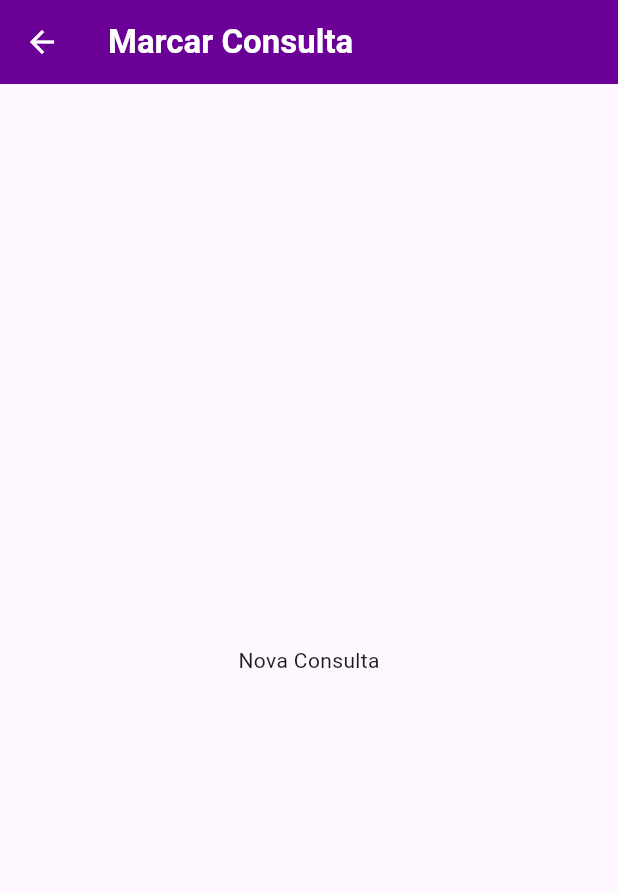
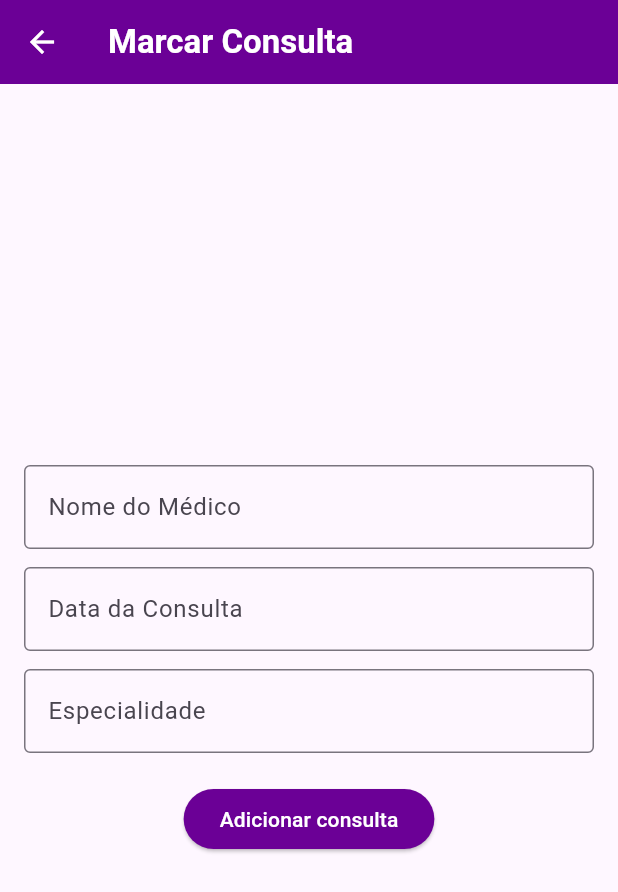
Before and after one commit to AugustoZanoli/doctors_app, a Flutter app: the Consultas screen opened by its route, after a tap on the "add" icon, on a phone screen of 412 x 824 dp. Shown: the top 892 px of the screen. Run offline on Flutter 3.47's test engine with Material 3 defaults, Android fonts, the phone set to English and light mode, and no system bars.

Commit message:
Adicionando feature de marcar consulta

```diff
--- a/doctors_app/lib/screens/consultas.dart
+++ b/doctors_app/lib/screens/consultas.dart
@@ -3,11 +3,15 @@ import 'package:doctors_app/components/consultas/cardConsultas.dart';
 import 'package:doctors_app/main.dart';
 import 'package:flutter/material.dart';
 
-class Consultas extends StatelessWidget {
+class Consultas extends StatefulWidget {
   const Consultas({super.key});
+
   @override
-  Widget build(BuildContext context) {
-    final List<Map<String, dynamic>> cardsData = [
+  State<Consultas> createState() => _ConsultasState();
+}
+
+class _ConsultasState extends State<Consultas> {
+  List<Map<String, dynamic>> cardsData = [
     {
       'title': 'Pediatra',
       'route': '/consultas',
@@ -15,68 +19,32 @@ class Consultas extends StatelessWidget {
       'data': '13/05/2025',
       'status': 'Pendente',
     },
-      {
-        'title': 'Pediatra',
-        'route': '/consultas',
-        'medico': 'Antonio Marcos',
-        'data': '01/05/2025',
-        'status': 'Cancelada',
-      },
-      {
-        'title': 'Dentista',
-        'route': '/consultas',
-        'medico': 'Adriano Oliveira',
-        'data': '24/03/2025',
-        'status': 'Concluída',
-      },
-      {
-        'title': 'Consulta',
-        'route': '/consultas',
-        'medico': 'Ana Beatriz Silva',
-        'data': '06/03/2025',
-        'status': 'Concluída',
-      },
-      {
-        'title': 'Consulta',
-        'route': '/consultas',
-        'medico': 'Ana Beatriz Silva',
-        'data': '14/02/2025',
-        'status': 'Concluída',
-      },
-      {
-        'title': 'Oftamologista',
-        'route': '/consultas',
-        'medico': 'Mariana Pereira',
-        'data': '01/02/2025',
-        'status': 'Concluída',
-      },
   ];
 
+  void _adicionarConsulta(Map<String, dynamic> novaConsulta) {
+    setState(() {
+      cardsData.insert(0, novaConsulta); // adiciona no topo
+    });
+  }
+
+  @override
+  Widget build(BuildContext context) {
     return Scaffold(
       body: Stack(
         children: [
-          Container(
-            height: 200,
-            color: customPurple,
-          ),
-
-          // Conteúdo sobreposto
+          Container(height: 200, color: customPurple),
           Padding(
             padding: const EdgeInsets.all(16.0),
             child: Column(
               children: [
                 SizedBox(height: 32),
-
                 CardUser(
                   title: 'Augusto De C. Zanoli',
                   route: '',
                   data: '08/08/2004',
                 ),
-
-                // Minha grid
                 Expanded(
                   child: ListView.builder(
-
                     itemCount: cardsData.length,
                     itemBuilder: (context, index) {
                       final item = cardsData[index];
@@ -97,9 +65,12 @@ class Consultas extends StatelessWidget {
       ),
       floatingActionButton: FloatingActionButton(
         backgroundColor: customPurple[400],
-          tooltip: 'Increment',
-          onPressed: (){
-            Navigator.pushNamed(context, '/novaconsulta');
+        tooltip: 'Nova Consulta',
+        onPressed: () async {
+          final novaConsulta = await Navigator.pushNamed(context, '/novaconsulta');
+          if (novaConsulta != null && novaConsulta is Map<String, dynamic>) {
+            _adicionarConsulta(novaConsulta);
+          }
         },
         child: const Icon(Icons.add, color: Colors.white, size: 28),
       ),
--- a/doctors_app/lib/screens/novaConsulta.dart
+++ b/doctors_app/lib/screens/novaConsulta.dart
@@ -1,18 +1,103 @@
+import 'package:doctors_app/main.dart';
 import 'package:flutter/material.dart';
 
-class Novaconsulta extends StatelessWidget {
+class Novaconsulta extends StatefulWidget {
   const Novaconsulta({super.key});
+
+  @override
+  State<Novaconsulta> createState() => _NovaconsultaState();
+}
+
+class _NovaconsultaState extends State<Novaconsulta> {
+  final _formKey = GlobalKey<FormState>();
+  final TextEditingController _medicoController = TextEditingController();
+  final TextEditingController _dataController = TextEditingController();
+  final TextEditingController _especialidadeController =
+      TextEditingController();
 
   @override
   Widget build(BuildContext context) {
     return Scaffold(
       appBar: AppBar(
         iconTheme: IconThemeData(color: Colors.white),
-        title: Text('Marcar Consulta', style: TextStyle(color: Colors.white, fontWeight: FontWeight.w600),),
+        title: Text('Marcar Consulta',
+            style: TextStyle(color: Colors.white, fontWeight: FontWeight.w600)),
       ),
       body: Center(
-        child: Text('Nova Consulta'),
+  child: SingleChildScrollView(
+    child: Padding(
+      padding: const EdgeInsets.all(16.0),
+      child: ConstrainedBox(
+        constraints: BoxConstraints(maxWidth: 400),
+        child: Form(
+          key: _formKey,
+          child: Column(
+            mainAxisSize: MainAxisSize.min,
+            children: [
+              TextFormField(
+                controller: _medicoController,
+                decoration: InputDecoration(
+                  border: OutlineInputBorder(),
+                  labelText: 'Nome do Médico',
+                  hintText: 'Nome do Médico',
+                  hintStyle: TextStyle(fontWeight: FontWeight.w300),
+                ),
+                validator: (value) =>
+                    value == null || value.isEmpty ? 'Informe o nome do médico' : null,
+              ),
+              SizedBox(height: 12),
+              TextFormField(
+                controller: _dataController,
+                decoration: InputDecoration(
+                  border: OutlineInputBorder(),
+                  labelText: 'Data da Consulta',
+                  hintText: 'XX/XX/XXXX',
+                  hintStyle: TextStyle(fontWeight: FontWeight.w300),
+                ),
+                validator: (value) =>
+                    value == null || value.isEmpty ? 'Informe a data' : null,
+              ),
+              SizedBox(height: 12),
+              TextFormField(
+                controller: _especialidadeController,
+                decoration: InputDecoration(
+                  border: OutlineInputBorder(),
+                  labelText: 'Especialidade',
+                  hintText: 'Ex: Pediatra',
+                  hintStyle: TextStyle(fontWeight: FontWeight.w300),
+                ),
+                validator: (value) =>
+                    value == null || value.isEmpty ? 'Informe a especialidade' : null,
+              ),
+              const SizedBox(height: 20),
+              ElevatedButton(
+                style: ButtonStyle(
+                    backgroundColor: WidgetStatePropertyAll(customPurple)),
+                onPressed: () {
+                  if (_formKey.currentState!.validate()) {
+                    final novaConsulta = {
+                      'title': _especialidadeController.text,
+                      'route': '/consultas',
+                      'medico': _medicoController.text,
+                      'data': _dataController.text,
+                      'status': 'Pendente',
+                    };
+                    Navigator.pop(context, novaConsulta);
+                  }
+                },
+                child: Text(
+                  'Adicionar consulta',
+                  style: TextStyle(color: Colors.white),
+                ),
+              ),
+            ],
+          ),
+        ),
       ),
+    ),
+  ),
+),
+
     );
   }
 }
```
Lines whose indentation alone changed are shown as unchanged.
